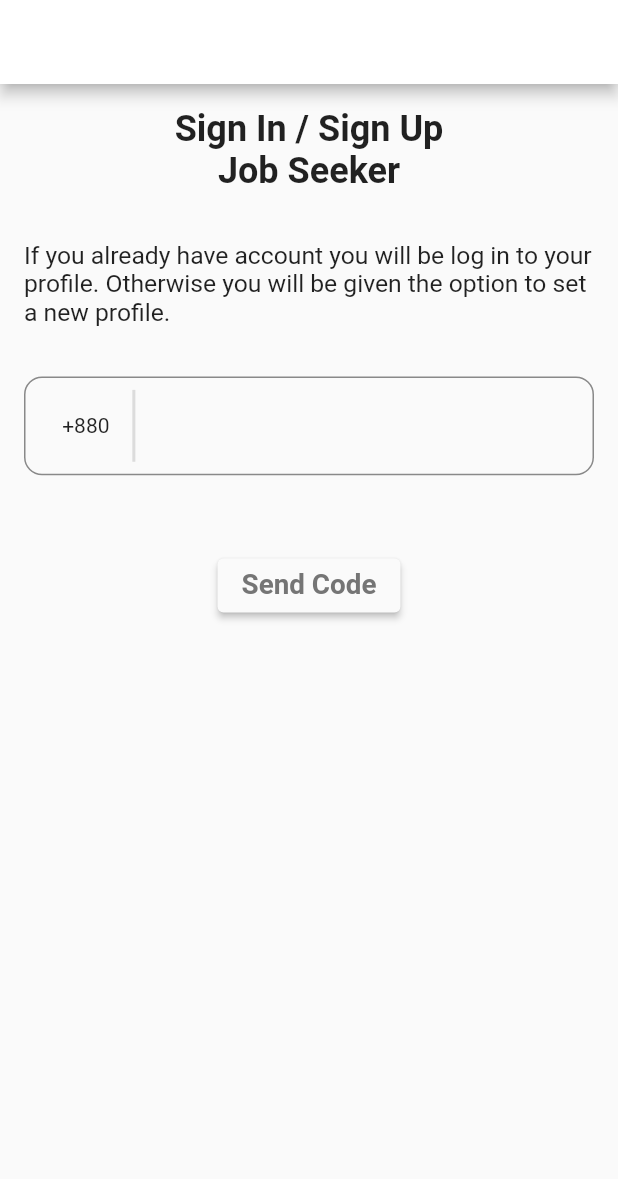
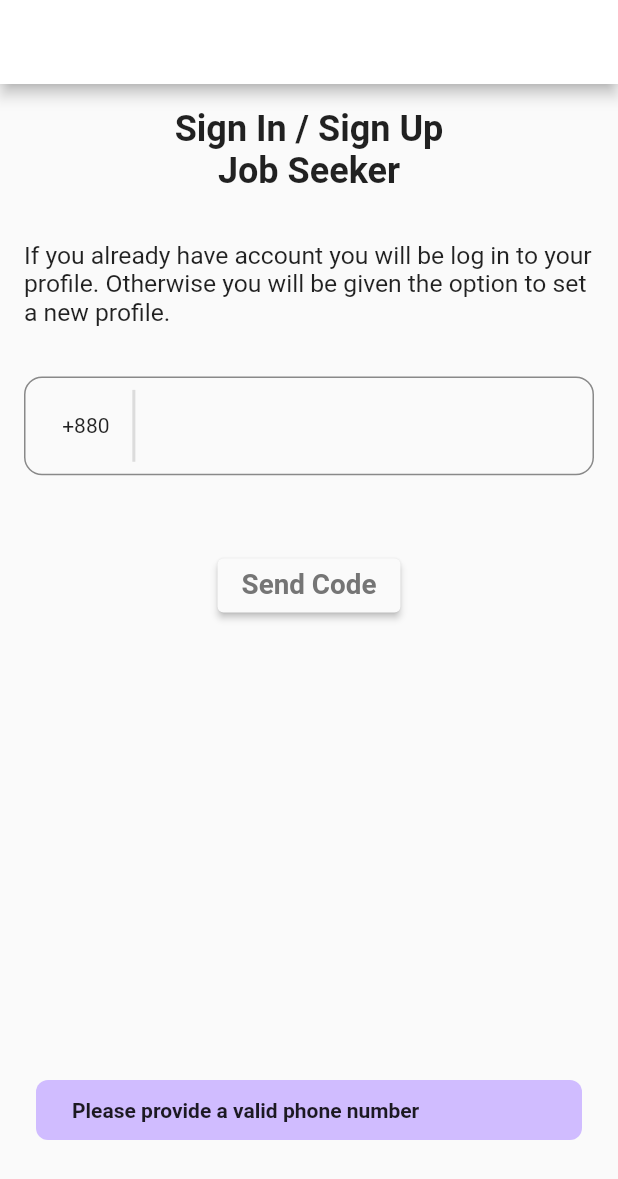
Before and after one commit to SyedMahamudulHasan/bringin, a Flutter app: the screen it shows after launch, after a tap on "Send Code", on a phone screen of 412 x 824 dp. Shown: the top 1179 px of the screen. Run offline on Flutter 3.47's test engine with Material 2 defaults, Android fonts, the phone set to English and light mode, and no system bars; our stand-ins replace flutter_riverpod, fluttertoast.

Commit message:
auth screen

```diff
--- a/lib/view/signinandup_screen.dart
+++ b/lib/view/signinandup_screen.dart
@@ -1,6 +1,8 @@
+import 'package:bringin/view/widgets/custom_toast.dart';
 import 'package:flutter/material.dart';
 import 'package:flutter/services.dart';
 import 'package:flutter_riverpod/flutter_riverpod.dart';
+import 'package:fluttertoast/fluttertoast.dart';
 
 class AuthenticationScreen extends ConsumerStatefulWidget {
   const AuthenticationScreen({super.key});
@@ -14,16 +16,20 @@ class _AuthenticationScreenState extends ConsumerState<AuthenticationScreen> {
 
  late TextEditingController _phoneCtr;
  final GlobalKey _formKey = GlobalKey<FormState>();
+ late FToast fToast;
 
   @override
   void initState() {
     _phoneCtr = TextEditingController();
+    fToast = FToast();
+    fToast.init(context);
     super.initState();
   }
 
   @override
   void dispose() {
     _phoneCtr.dispose();
+
     super.dispose();
   }
 
@@ -32,7 +38,11 @@ class _AuthenticationScreenState extends ConsumerState<AuthenticationScreen> {
     final Size size  = MediaQuery.of(context).size;
     return Scaffold(
       appBar: AppBar(backgroundColor: Colors.white),
-      body: SingleChildScrollView(
+      body: GestureDetector(
+        onTap: (){
+          FocusScope.of(context).unfocus();
+        },
+        child: SingleChildScrollView(
           physics: const NeverScrollableScrollPhysics(),
           child: Padding(
             padding: const EdgeInsets.all(16.0),
@@ -58,24 +68,29 @@ class _AuthenticationScreenState extends ConsumerState<AuthenticationScreen> {
                           SizedBox(width: size.width*0.04,),
                           Text("+880"),
                           SizedBox(width: size.width*0.02,),
-                        Flexible(child: Padding(
-                          padding: const EdgeInsets.symmetric(vertical: 8.0),
+                         const  Flexible(child: Padding(
+                            padding:  EdgeInsets.symmetric(vertical: 8.0),
                             child: VerticalDivider(thickness: 2,),
                           )),
                           SizedBox(width: size.width*0.02,),
                           Expanded(
                             child: TextFormField(
                               controller: _phoneCtr,
-                          decoration: InputDecoration(border: InputBorder.none,),
+                              keyboardType: TextInputType.number,
+                              inputFormatters: [
+                  //FilteringTextInputFormatter.allow(RegExp(r'[0-9, +]')),
+                  //FilteringTextInputFormatter.digitsOnly
+                  CustomInputFormatter(),
+
+                  //FilteringTextInputFormatter.allow(RegExp(r'[0-9, +]')),
+                  LengthLimitingTextInputFormatter(13)
+                ],
+                            decoration: const  InputDecoration(border: InputBorder.none,),
       //                              validator: (value){
       //                               if(value!.isEmpty){
       // return "Please provide a valid phone number";
       //                               } else {
-//                                 if(value.length < 11 || value.length > 11){
-//                                   return "Invalid phone number, provided phone number length is ${value.length}";
-//                                 } else {
-//                                   return null;
-//                                 }
+      //
       //                               }
       //                              },
 
@@ -89,13 +104,72 @@ class _AuthenticationScreenState extends ConsumerState<AuthenticationScreen> {
                 ),
                 SizedBox(height: size.height*0.06,),
                 ElevatedButton(
-                onPressed: (){},
+                  onPressed: (){
+                    if(_phoneCtr.text.isEmpty){
+      showGeneralToast(fToast, "Please provide a valid phone number");
+                    } else {
+                      //if not empty
+                      if(_phoneCtr.text.length < 13 ){
+                                    showGeneralToast(fToast, "Invalid phone number");
+                                  } else {
+                                    if(_phoneCtr.text.contains(".") || _phoneCtr.text.contains(",") || _phoneCtr.text.contains("-")){
+                                      showGeneralToast(fToast, "Invalid phone number format");
+                                    }
+                                  }
+                    }
+                  },
                   style: ElevatedButton.styleFrom(backgroundColor: Colors.grey.shade50),
                   child: Text("Send Code", style: TextStyle(fontWeight: FontWeight.w700, fontSize: size.width*0.045, color: Colors.grey.shade600 ),))
               ],
             ),
           ),
         ),
+      ),
     );
   }
 }
+class CustomInputFormatter extends TextInputFormatter {
+  @override
+  TextEditingValue formatEditUpdate(
+      TextEditingValue oldValue, TextEditingValue newValue) {
+    var text = newValue.text;
+    text = text.replaceAll(RegExp(r'(\s)|(\D)'), '');
+
+    int offset = newValue.selection.start;
+    var subText =
+        newValue.text.substring(0, offset).replaceAll(RegExp(r'(\s)|(\D)'), '');
+    int realTrimOffset = subText.length;
+
+    // if (newValue.selection.baseOffset == 0) {
+    //   return newValue;
+    // }
+
+    var buffer = StringBuffer();
+    for (int i = 0; i < text.length; i++) {
+      buffer.write(text[i]);
+      var nonZeroIndex = i + 1;
+      if (nonZeroIndex % 3 == 0 && nonZeroIndex != text.length) {
+        buffer.write(
+            ' '); // Replace this with anything you want to put after each 4 numbers
+
+      }
+
+      if (nonZeroIndex % 3 == 0 &&
+          subText.length == nonZeroIndex &&
+          nonZeroIndex > 3) {
+        int moveCursorToRigth = nonZeroIndex ~/ 3 - 1;
+        realTrimOffset += moveCursorToRigth;
+      }
+
+      if (nonZeroIndex % 3 != 0 && subText.length == nonZeroIndex) {
+        int moveCursorToRigth = nonZeroIndex ~/ 3;
+        realTrimOffset += moveCursorToRigth;
+      }
+    }
+
+    var string = buffer.toString();
+    return newValue.copyWith(
+        text: string,
+        selection: TextSelection.collapsed(offset: realTrimOffset));
+  }
+}
--- /dev/null
+++ b/lib/view/widgets/custom_toast.dart
@@ -0,0 +1,147 @@
+import 'package:flutter/material.dart';
+import 'package:fluttertoast/fluttertoast.dart';
+
+
+showWarningToast(FToast fToast, String toastMsg) {
+  fToast.showToast(
+    child: WarningToastWidget(
+      toastMsg: toastMsg,
+    ),
+    gravity: ToastGravity.BOTTOM,
+    toastDuration: const Duration(seconds: 2),
+  );
+
+  // fToast.showWarningToast(
+  //     child: toast,
+  //     toastDuration: Duration(seconds: 2),
+  //     positionedToastBuilder: (context, child) {
+  //       return Positioned(
+  //         child: child,
+  //         top: 16.0,
+  //         left: 16.0,
+  //       );
+  //     });
+}
+
+showGeneralToast(FToast fToast, String toastMsg) {
+  fToast.showToast(
+    child: GeneralToastWidget(
+      toastMsg: toastMsg,
+    ),
+    gravity: ToastGravity.BOTTOM,
+    toastDuration: const Duration(seconds: 2),
+  );
+}
+
+class WarningToastWidget extends StatefulWidget {
+  const WarningToastWidget({super.key, required this.toastMsg});
+  final String toastMsg;
+  @override
+  State<WarningToastWidget> createState() => _WarningToastWidgetState();
+}
+
+class _WarningToastWidgetState extends State<WarningToastWidget> {
+  bool _isVisible = true;
+  _setVisible() {
+    Future.delayed(const Duration(seconds: 1)).then((value) {
+      setState(() {
+        _isVisible = false;
+      });
+    });
+  }
+
+  @override
+  void initState() {
+    _setVisible();
+    super.initState();
+  }
+
+  @override
+  Widget build(BuildContext context) {
+    return AnimatedOpacity(
+      duration: const Duration(seconds: 1),
+      opacity: _isVisible ? 1.0 : 0.0,
+      child: Container(
+        padding: const EdgeInsets.symmetric(horizontal: 24.0, vertical: 12.0),
+        decoration: BoxDecoration(
+          borderRadius: BorderRadius.circular(8.0),
+          color: Colors.red.shade200,
+        ),
+        child: Row(
+          mainAxisSize: MainAxisSize.max,
+          children: [
+            const Icon(Icons.error),
+            const SizedBox(
+              width: 12.0,
+            ),
+            Flexible(
+              child: Text(
+                widget.toastMsg,
+                style: const TextStyle(
+                  fontWeight: FontWeight.w600,
+                ),
+              ),
+            ),
+          ],
+        ),
+      ),
+    );
+  }
+}
+
+// this will show all the general toast.
+class GeneralToastWidget extends StatefulWidget {
+  const GeneralToastWidget({super.key, required this.toastMsg});
+  final String toastMsg;
+  @override
+  State<GeneralToastWidget> createState() => _GeneralToastWidgetState();
+}
+
+class _GeneralToastWidgetState extends State<GeneralToastWidget> {
+  bool _isVisible = true;
+  _setVisible() {
+    Future.delayed(const Duration(seconds: 1)).then((value) {
+      setState(() {
+        _isVisible = false;
+      });
+    });
+  }
+
+  @override
+  void initState() {
+    _setVisible();
+    super.initState();
+  }
+
+  @override
+  Widget build(BuildContext context) {
+    return AnimatedOpacity(
+      duration: const Duration(seconds: 1),
+      opacity: _isVisible ? 1.0 : 0.0,
+      child: Container(
+        padding: const EdgeInsets.symmetric(horizontal: 24.0, vertical: 12.0),
+        decoration: BoxDecoration(
+          borderRadius: BorderRadius.circular(8.0),
+          color: const Color(0xffD0BCFF),
+        ),
+        child: Row(
+          mainAxisSize: MainAxisSize.max,
+          children: [
+            // const Icon(FeatherIcons.alertOctagon),
+            // const SizedBox(
+            //   width: 12.0,
+            // ),
+            Flexible(
+              child: Text(
+                widget.toastMsg,
+                style: const TextStyle(
+                  fontWeight: FontWeight.w600,
+                ),
+              ),
+            ),
+          ],
+        ),
+      ),
+    );
+  }
+}
--- a/pubspec.yaml
+++ b/pubspec.yaml
@@ -37,6 +37,7 @@ dependencies:
   # Use with the CupertinoIcons class for iOS style icons.
   cupertino_icons: ^1.0.2
   flutter_riverpod: ^2.1.3
+  fluttertoast: ^8.1.2
 
 dev_dependencies:
   flutter_test:
```
Also changed, not shown: pubspec.lock. Lines whose indentation alone changed are shown as unchanged.
